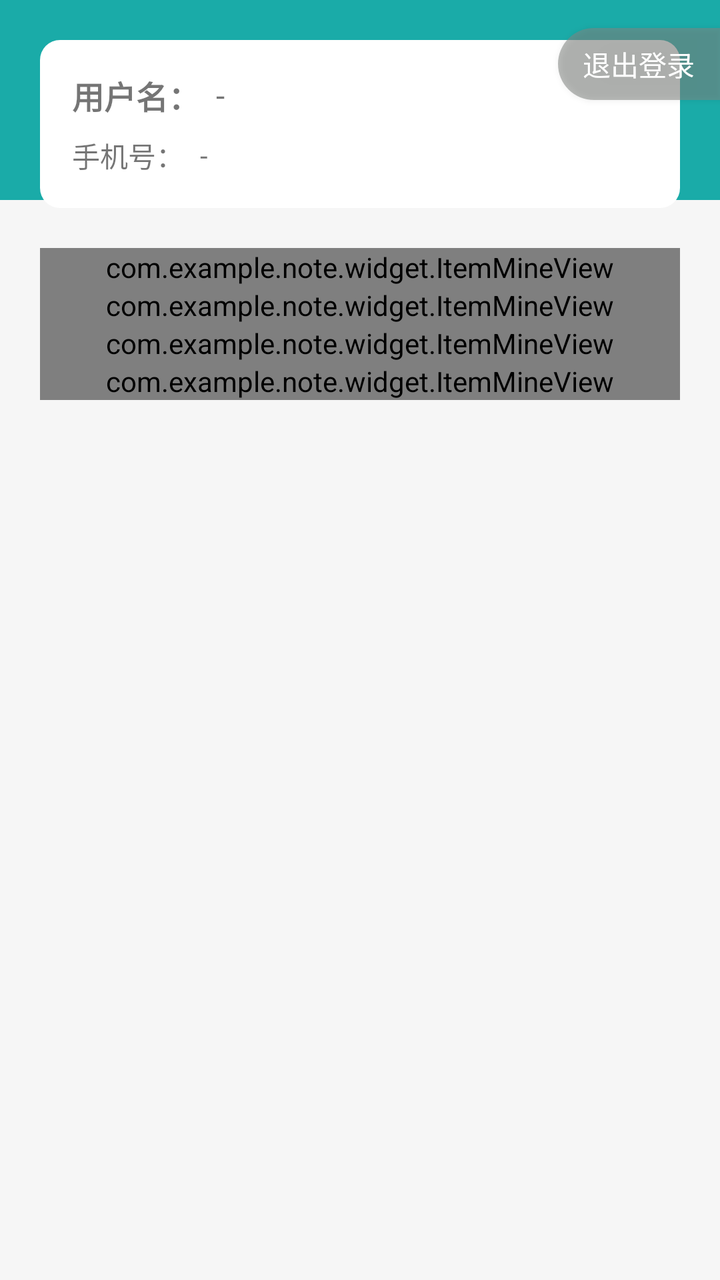
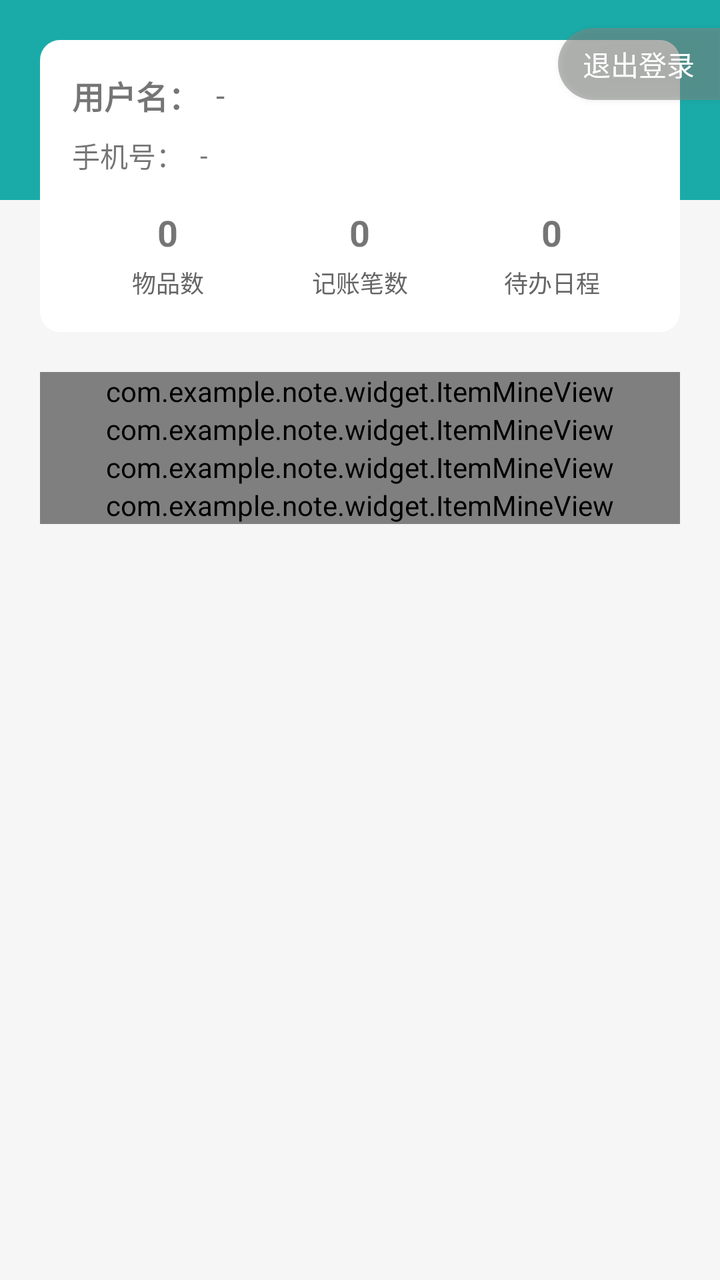

Compare the two renders of this Android layout. The source of the first and the diff that turns it into the second are given below.
<!-- AndroidManifest.xml: application theme Theme.Note -->
<!-- res/layout/fragment_user.xml -->
<?xml version="1.0" encoding="utf-8"?>
<layout xmlns:android="http://schemas.android.com/apk/res/android"
    xmlns:app="http://schemas.android.com/apk/res-auto"
    xmlns:tools="http://schemas.android.com/tools">

    <androidx.constraintlayout.widget.ConstraintLayout
        android:layout_width="match_parent"
        android:layout_height="match_parent"
        android:background="@color/main_grey_bg">

        <ImageView
            android:id="@+id/imageView"
            android:layout_width="match_parent"
            android:layout_height="100dp"
            android:background="@color/main_color"
            app:layout_constraintTop_toTopOf="parent"/>

        
        <LinearLayout
            android:id="@+id/layoutUserInfo"
            android:layout_width="match_parent"
            android:layout_height="wrap_content"
            android:layout_margin="20dp"
            android:gravity="center_vertical"
            android:orientation="vertical"
            android:padding="16dp"
            android:background="@drawable/bg_white_corner"
            app:layout_constraintTop_toTopOf="parent"
            app:layout_constraintStart_toStartOf="parent"
            app:layout_constraintEnd_toEndOf="parent">

            <LinearLayout
                android:layout_width="match_parent"
                android:layout_height="wrap_content"
                android:orientation="horizontal"
                android:gravity="center_vertical">

                <TextView
                    android:id="@+id/tvUserNameLabel"
                    android:layout_width="wrap_content"
                    android:layout_height="wrap_content"
                    android:text="用户名："
                    android:textSize="16sp"
                    android:textStyle="bold" />

                <TextView
                    android:id="@+id/tvUserNameValue"
                    android:layout_width="wrap_content"
                    android:layout_height="wrap_content"
                    android:layout_marginStart="8dp"
                    android:text="-"
                    android:textSize="16sp" />
            </LinearLayout>

            <LinearLayout
                android:layout_width="match_parent"
                android:layout_height="wrap_content"
                android:orientation="horizontal"
                android:gravity="center_vertical"
                android:layout_marginTop="8dp">

                <TextView
                    android:id="@+id/tvPhoneLabel"
                    android:layout_width="wrap_content"
                    android:layout_height="wrap_content"
                    android:text="手机号："
                    android:textSize="14sp" />

                <TextView
                    android:id="@+id/tvPhoneValue"
                    android:layout_width="wrap_content"
                    android:layout_height="wrap_content"
                    android:layout_marginStart="8dp"
                    android:text="-"
                    android:textSize="14sp" />
            </LinearLayout>
        </LinearLayout>

        <Button
            android:id="@+id/btLoginOut"
            android:layout_width="81dp"
            android:layout_height="36dp"
            android:background="@drawable/bg_gray"
            android:text="@string/LOGOUT"
            android:layout_marginTop="14dp"
            android:textColor="@color/white"
            app:layout_constraintEnd_toEndOf="parent"
            app:layout_constraintTop_toTopOf="parent" />


        <ScrollView
            android:layout_width="match_parent"
            android:layout_height="0dp"
            app:layout_constraintTop_toBottomOf="@id/layoutUserInfo"
            app:layout_constraintBottom_toBottomOf="parent"
            android:paddingVertical="20dp">

            <LinearLayout
                android:layout_width="match_parent"
                android:layout_height="wrap_content"
                android:orientation="vertical"
                android:layout_marginHorizontal="20dp"
                android:background="@drawable/bg_white_corner">

                <com.example.note.widget.ItemMineView
                    android:id="@+id/itemEditInfo"
                    android:layout_width="match_parent"
                    android:layout_height="wrap_content" />

                <com.example.note.widget.ItemMineView
                    android:id="@+id/itemChangePassword"
                    android:layout_width="match_parent"
                    android:layout_height="wrap_content" />

                <com.example.note.widget.ItemMineView
                    android:id="@+id/itemLogout"
                    android:layout_width="match_parent"
                    android:layout_height="wrap_content" />

                <com.example.note.widget.ItemMineView
                    android:id="@+id/itemCancelAccount"
                    android:layout_width="match_parent"
                    android:layout_height="wrap_content" />

            </LinearLayout>
        </ScrollView>

    </androidx.constraintlayout.widget.ConstraintLayout>
</layout>
<!-- resources referenced by this layout -->
<resources>
  <color name="main_color">#1AABA8</color>
  <color name="main_grey_bg">#f6f6f6</color>
  <color name="white">#FFFFFF</color>
  <!-- drawable bg_gray (drawable) -->
  <?xml version="1.0" encoding="utf-8"?>
  <shape xmlns:android="http://schemas.android.com/apk/res/android">
  
      <solid android:color="#8E818582"/>
  
      <corners android:topLeftRadius="20dp"
          android:bottomLeftRadius="20dp"/>
  </shape>
  <!-- drawable bg_white_corner (drawable) -->
  <?xml version="1.0" encoding="utf-8"?>
  <shape xmlns:android="http://schemas.android.com/apk/res/android">
  
      <corners android:topLeftRadius="10dp"
          android:topRightRadius="10dp"
          android:bottomLeftRadius="10dp"
          android:bottomRightRadius="10dp"/>
  
      <solid android:color="@color/white"/>
  </shape>
  <string name="LOGOUT">"退出登录"</string>
  <style name="Theme.Note" parent="Theme.AppCompat.Light.NoActionBar" />
</resources>

<!-- the commit's change to res/layout/fragment_user.xml (unified diff, before → after) -->
@@ -74,6 +74,87 @@
                     android:text="-"
                     android:textSize="14sp" />
             </LinearLayout>
+
+            
+            <LinearLayout
+                android:layout_width="match_parent"
+                android:layout_height="wrap_content"
+                android:layout_marginTop="16dp"
+                android:gravity="center"
+                android:orientation="horizontal">
+
+                <LinearLayout
+                    android:layout_width="0dp"
+                    android:layout_height="wrap_content"
+                    android:layout_weight="1"
+                    android:gravity="center"
+                    android:orientation="vertical">
+
+                    <TextView
+                        android:id="@+id/tvGoodsCount"
+                        android:layout_width="wrap_content"
+                        android:layout_height="wrap_content"
+                        android:text="0"
+                        android:textSize="18sp"
+                        android:textStyle="bold" />
+
+                    <TextView
+                        android:layout_width="wrap_content"
+                        android:layout_height="wrap_content"
+                        android:layout_marginTop="4dp"
+                        android:text="物品数"
+                        android:textSize="12sp"
+                        android:textColor="#666666" />
+                </LinearLayout>
+
+                <LinearLayout
+                    android:layout_width="0dp"
+                    android:layout_height="wrap_content"
+                    android:layout_weight="1"
+                    android:gravity="center"
+                    android:orientation="vertical">
+
+                    <TextView
+                        android:id="@+id/tvBillCount"
+                        android:layout_width="wrap_content"
+                        android:layout_height="wrap_content"
+                        android:text="0"
+                        android:textSize="18sp"
+                        android:textStyle="bold" />
+
+                    <TextView
+                        android:layout_width="wrap_content"
+                        android:layout_height="wrap_content"
+                        android:layout_marginTop="4dp"
+                        android:text="记账笔数"
+                        android:textSize="12sp"
+                        android:textColor="#666666" />
+                </LinearLayout>
+
+                <LinearLayout
+                    android:layout_width="0dp"
+                    android:layout_height="wrap_content"
+                    android:layout_weight="1"
+                    android:gravity="center"
+                    android:orientation="vertical">
+
+                    <TextView
+                        android:id="@+id/tvNoteTodoCount"
+                        android:layout_width="wrap_content"
+                        android:layout_height="wrap_content"
+                        android:text="0"
+                        android:textSize="18sp"
+                        android:textStyle="bold" />
+
+                    <TextView
+                        android:layout_width="wrap_content"
+                        android:layout_height="wrap_content"
+                        android:layout_marginTop="4dp"
+                        android:text="待办日程"
+                        android:textSize="12sp"
+                        android:textColor="#666666" />
+                </LinearLayout>
+            </LinearLayout>
         </LinearLayout>
 
         <Button
